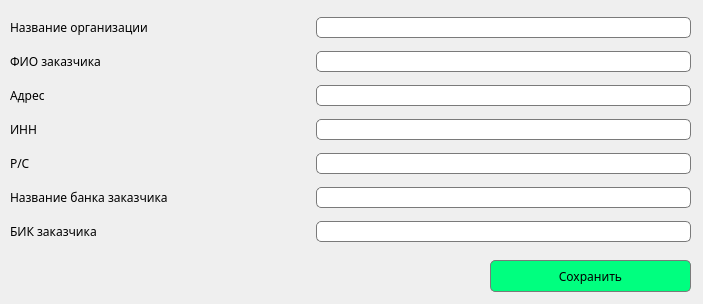
This is dev/ui_template/customers_add.ui in BitCode-in/transport_services as Qt 5 draws it before an edit. The edited form follows.
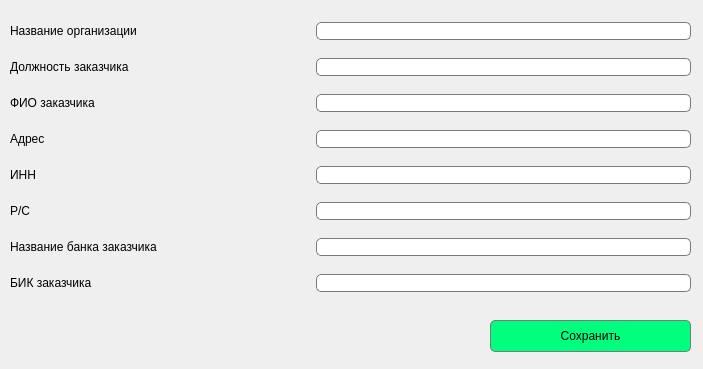
This is the edited form.

Diff of the .ui file:
```diff
--- a/dev/ui_template/customers_add.ui
+++ b/dev/ui_template/customers_add.ui
@@ -7,7 +7,7 @@
     <x>0</x>
     <y>0</y>
     <width>703</width>
-    <height>304</height>
+    <height>369</height>
    </rect>
   </property>
   <property name="windowTitle">
@@ -17,14 +17,14 @@
    <property name="geometry">
     <rect>
      <x>490</x>
-     <y>260</y>
+     <y>320</y>
      <width>201</width>
      <height>32</height>
     </rect>
    </property>
    <property name="font">
     <font>
-     <family>Montserrat</family>
+     <family>Arial</family>
     </font>
    </property>
    <property name="styleSheet">
@@ -44,9 +44,14 @@
      <x>10</x>
      <y>10</y>
      <width>681</width>
-     <height>241</height>
+     <height>301</height>
     </rect>
    </property>
+   <property name="font">
+    <font>
+     <family>Arial</family>
+    </font>
+   </property>
    <layout class="QVBoxLayout" name="verticalLayout_4">
     <property name="leftMargin">
      <number>0</number>
@@ -72,7 +77,7 @@
         </property>
         <property name="font">
          <font>
-          <family>Montserrat</family>
+          <family>Arial</family>
          </font>
         </property>
         <property name="text">
@@ -84,7 +89,44 @@
        <widget class="QLineEdit" name="lineEdit">
         <property name="font">
          <font>
-          <family>Montserrat</family>
+          <family>Arial</family>
+         </font>
+        </property>
+        <property name="styleSheet">
+         <string notr="true">QLineEdit{
+	border-radius: 5px;
+	border: 1px solid rgb(122, 122, 122);
+}</string>
+        </property>
+       </widget>
+      </item>
+     </layout>
+    </item>
+    <item>
+     <layout class="QHBoxLayout" name="horizontalLayout_11">
+      <item>
+       <widget class="QLabel" name="label_8">
+        <property name="minimumSize">
+         <size>
+          <width>300</width>
+          <height>0</height>
+         </size>
+        </property>
+        <property name="font">
+         <font>
+          <family>Arial</family>
+         </font>
+        </property>
+        <property name="text">
+         <string>Должность заказчика</string>
+        </property>
+       </widget>
+      </item>
+      <item>
+       <widget class="QLineEdit" name="lineEdit_8">
+        <property name="font">
+         <font>
+          <family>Arial</family>
          </font>
         </property>
         <property name="styleSheet">
@@ -109,7 +151,7 @@
         </property>
         <property name="font">
          <font>
-          <family>Montserrat</family>
+          <family>Arial</family>
          </font>
         </property>
         <property name="text">
@@ -121,7 +163,7 @@
        <widget class="QLineEdit" name="lineEdit_2">
         <property name="font">
          <font>
-          <family>Montserrat</family>
+          <family>Arial</family>
          </font>
         </property>
         <property name="styleSheet">
@@ -146,7 +188,7 @@
         </property>
         <property name="font">
          <font>
-          <family>Montserrat</family>
+          <family>Arial</family>
          </font>
         </property>
         <property name="text">
@@ -158,7 +200,7 @@
        <widget class="QLineEdit" name="lineEdit_3">
         <property name="font">
          <font>
-          <family>Montserrat</family>
+          <family>Arial</family>
          </font>
         </property>
         <property name="styleSheet">
@@ -183,7 +225,7 @@
         </property>
         <property name="font">
          <font>
-          <family>Montserrat</family>
+          <family>Arial</family>
          </font>
         </property>
         <property name="text">
@@ -195,7 +237,7 @@
        <widget class="QLineEdit" name="lineEdit_4">
         <property name="font">
          <font>
-          <family>Montserrat</family>
+          <family>Arial</family>
          </font>
         </property>
         <property name="styleSheet">
@@ -220,7 +262,7 @@
         </property>
         <property name="font">
          <font>
-          <family>Montserrat</family>
+          <family>Arial</family>
          </font>
         </property>
         <property name="text">
@@ -232,7 +274,7 @@
        <widget class="QLineEdit" name="lineEdit_5">
         <property name="font">
          <font>
-          <family>Montserrat</family>
+          <family>Arial</family>
          </font>
         </property>
         <property name="styleSheet">
@@ -257,7 +299,7 @@
         </property>
         <property name="font">
          <font>
-          <family>Montserrat</family>
+          <family>Arial</family>
          </font>
         </property>
         <property name="text">
@@ -269,7 +311,7 @@
        <widget class="QLineEdit" name="lineEdit_7">
         <property name="font">
          <font>
-          <family>Montserrat</family>
+          <family>Arial</family>
          </font>
         </property>
         <property name="styleSheet">
@@ -294,7 +336,7 @@
         </property>
         <property name="font">
          <font>
-          <family>Montserrat</family>
+          <family>Arial</family>
          </font>
         </property>
         <property name="text">
@@ -306,7 +348,7 @@
        <widget class="QLineEdit" name="lineEdit_6">
         <property name="font">
          <font>
-          <family>Montserrat</family>
+          <family>Arial</family>
          </font>
         </property>
         <property name="styleSheet">
```
